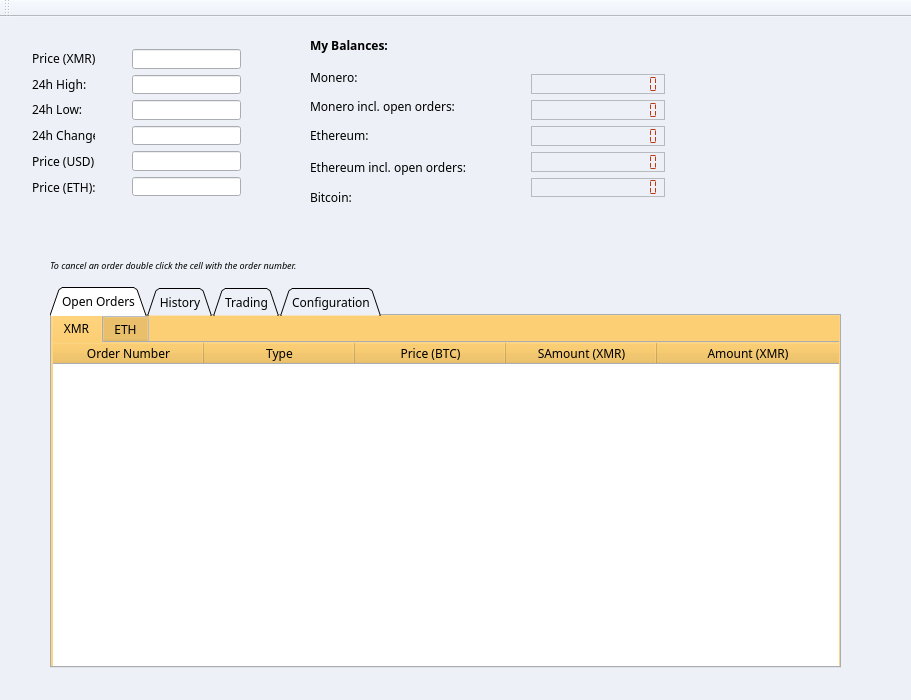
Before: the Qt Designer form mainwindow.ui in swalecko/PoloniexTradeGUI, drawn with Qt 5.
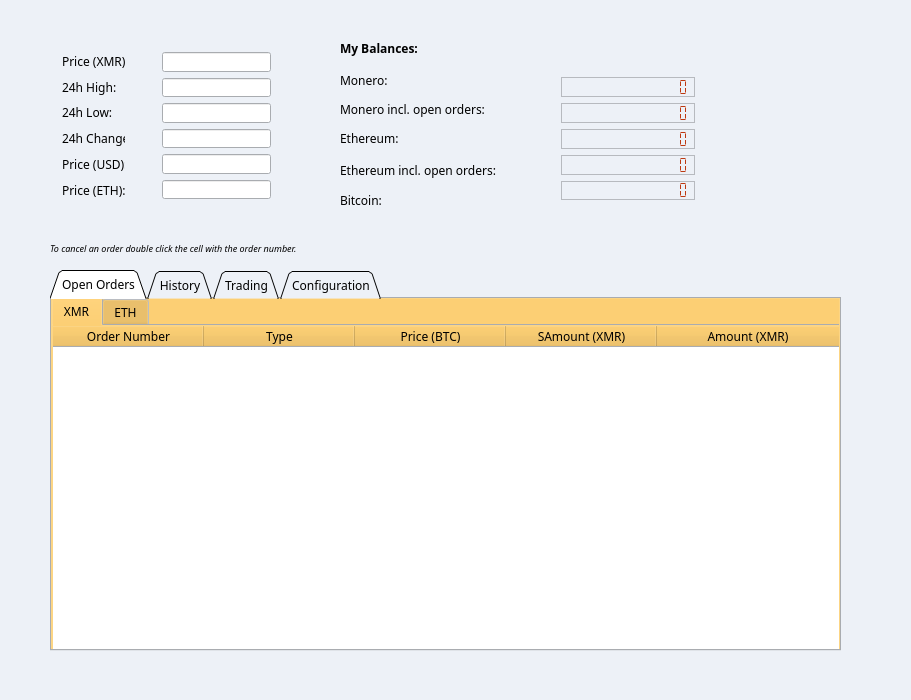
After: the same form once the commit is applied. The open tabs and pages were chosen to show the change.

The edit to the form file:
```diff
--- a/mainwindow.ui
+++ b/mainwindow.ui
@@ -117,8 +117,8 @@
    <widget class="QLabel" name="lblMonero">
     <property name="geometry">
      <rect>
-      <x>310</x>
-      <y>52</y>
+      <x>340</x>
+      <y>72</y>
       <width>81</width>
       <height>16</height>
      </rect>
@@ -135,8 +135,8 @@
    <widget class="QLabel" name="lblMoneroinclO">
     <property name="geometry">
      <rect>
-      <x>310</x>
-      <y>81</y>
+      <x>340</x>
+      <y>101</y>
       <width>171</width>
       <height>16</height>
      </rect>
@@ -153,8 +153,8 @@
    <widget class="QLabel" name="lblBitcoin">
     <property name="geometry">
      <rect>
-      <x>310</x>
-      <y>172</y>
+      <x>340</x>
+      <y>192</y>
       <width>71</width>
       <height>16</height>
      </rect>
@@ -171,8 +171,8 @@
    <widget class="QLabel" name="lblEthereum">
     <property name="geometry">
      <rect>
-      <x>310</x>
-      <y>110</y>
+      <x>340</x>
+      <y>130</y>
       <width>101</width>
       <height>16</height>
      </rect>
@@ -1518,8 +1518,8 @@
    <widget class="QLabel" name="lblMyBalances">
     <property name="geometry">
      <rect>
-      <x>310</x>
-      <y>20</y>
+      <x>340</x>
+      <y>40</y>
       <width>111</width>
       <height>16</height>
      </rect>
@@ -1538,8 +1538,8 @@
    <widget class="QWidget" name="layoutWidget">
     <property name="geometry">
      <rect>
-      <x>21</x>
-      <y>20</y>
+      <x>51</x>
+      <y>40</y>
       <width>85</width>
       <height>171</height>
      </rect>
@@ -1627,8 +1627,8 @@
    <widget class="QWidget" name="layoutWidget">
     <property name="geometry">
      <rect>
-      <x>121</x>
-      <y>21</y>
+      <x>151</x>
+      <y>41</y>
       <width>131</width>
       <height>169</height>
      </rect>
@@ -1657,8 +1657,8 @@
    <widget class="QLabel" name="lblEthereuminclO">
     <property name="geometry">
      <rect>
-      <x>310</x>
-      <y>140</y>
+      <x>340</x>
+      <y>160</y>
       <width>191</width>
       <height>20</height>
      </rect>
@@ -1675,8 +1675,8 @@
    <widget class="QWidget" name="layoutWidget">
     <property name="geometry">
      <rect>
-      <x>520</x>
-      <y>46</y>
+      <x>550</x>
+      <y>66</y>
       <width>156</width>
       <height>145</height>
      </rect>
@@ -2395,27 +2395,6 @@
    <zorder>lblEthereuminclO</zorder>
    <zorder>lblCancelOrderInfo</zorder>
   </widget>
-  <widget class="QToolBar" name="toolBar">
-   <property name="windowTitle">
-    <string>toolBar</string>
-   </property>
-   <attribute name="toolBarArea">
-    <enum>TopToolBarArea</enum>
-   </attribute>
-   <attribute name="toolBarBreak">
-    <bool>false</bool>
-   </attribute>
-  </widget>
-  <widget class="QMenuBar" name="menuBar">
-   <property name="geometry">
-    <rect>
-     <x>0</x>
-     <y>0</y>
-     <width>911</width>
-     <height>26</height>
-    </rect>
-   </property>
-  </widget>
  </widget>
  <layoutdefault spacing="6" margin="11"/>
  <resources/>
```
Left out of the diff: 6 changed lines with no effect on the pictures.
